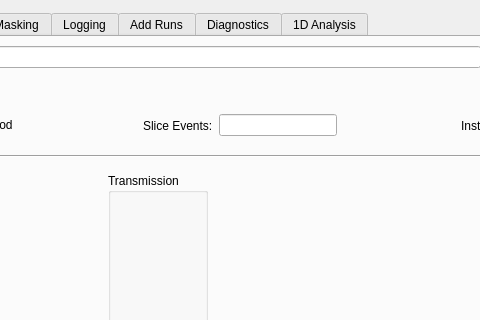
Old version of the form Code/Mantid/MantidQt/CustomInterfaces/inc/MantidQtCustomInterfaces/SANSRunWindow.ui in the repository mantidproject/mantid; both pictures show x 329 to 809 and y 0 to 320 of the 950 by 545 pixel window.
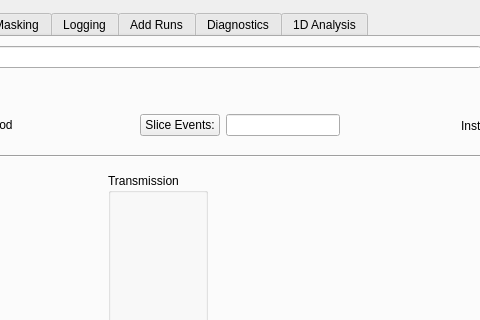
New version of the form. Custom widgets are drawn as their Qt base class.

Commit message: Refs #8545. Adapt SANS GUI to accept SANSEventSlicing

Patch:
```diff
--- a/Code/Mantid/MantidQt/CustomInterfaces/inc/MantidQtCustomInterfaces/SANSRunWindow.ui
+++ b/Code/Mantid/MantidQt/CustomInterfaces/inc/MantidQtCustomInterfaces/SANSRunWindow.ui
@@ -252,7 +252,7 @@
           </spacer>
          </item>
          <item>
-          <widget class="QLabel" name="label_15">
+          <widget class="QPushButton" name="slicePb">
            <property name="text">
             <string>Slice Events:</string>
            </property>
```
